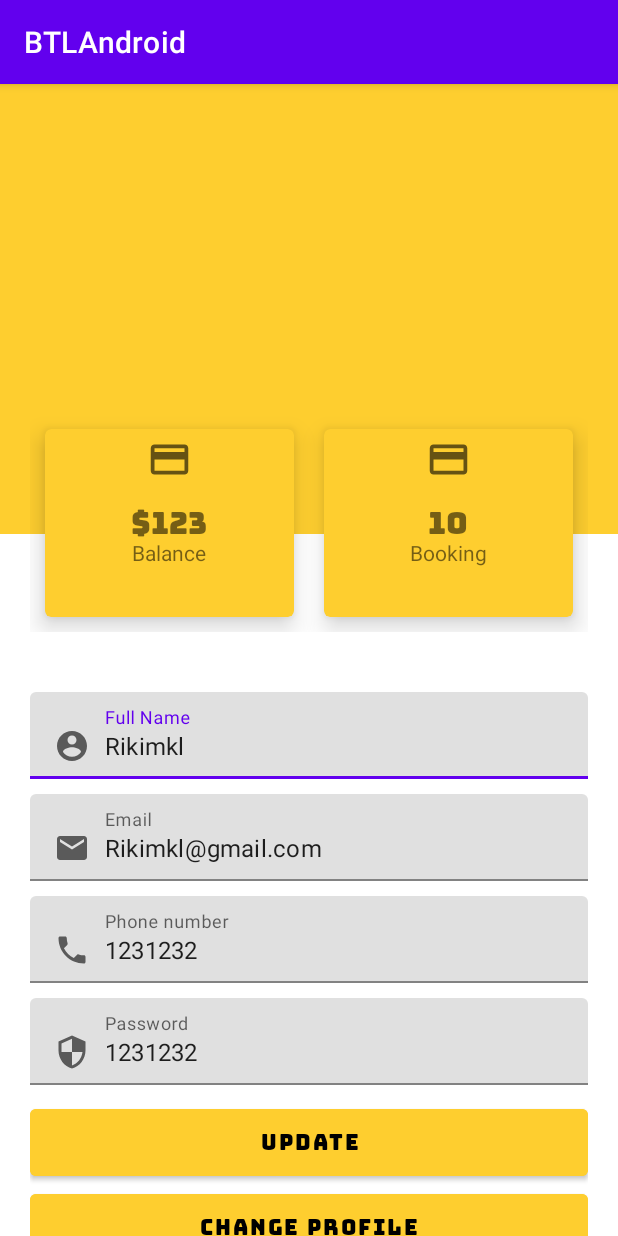
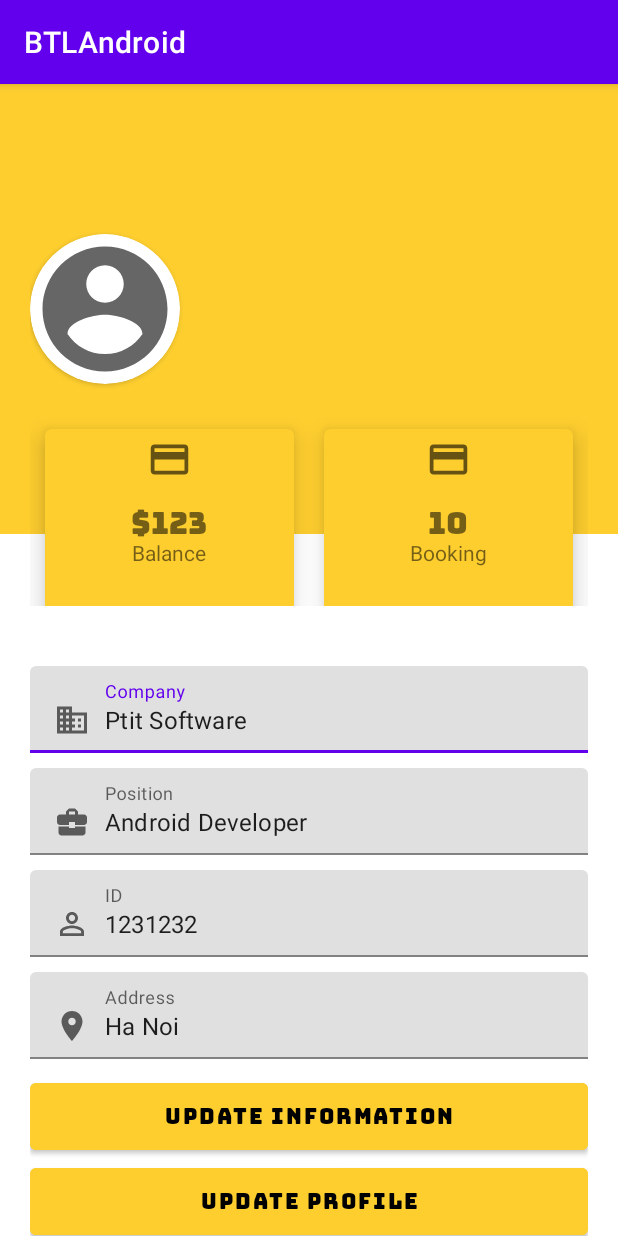
Before and after one commit to Donotknowwhy/BTLAndroid, an Android app: the screen it shows after launch once a user with an empty profile is signed in (Profile), on a phone screen of 412 x 824 dp. Run offline under Robolectric (Android 15) with nearby library versions, the phone set to English and light mode, and no system bars; our stand-ins replace Firebase (no records; nobody signed in at launch, a user with empty details on screens opened directly), Picasso.

Commit message:
change 1

```diff
--- /dev/null
+++ b/app/src/main/res/drawable/ic_baseline_business_24.xml
@@ -0,0 +1,10 @@
+<vector xmlns:android="http://schemas.android.com/apk/res/android"
+    android:width="24dp"
+    android:height="24dp"
+    android:viewportWidth="24"
+    android:viewportHeight="24"
+    android:tint="?attr/colorControlNormal">
+  <path
+      android:fillColor="@android:color/white"
+      android:pathData="M12,7L12,3L2,3v18h20L22,7L12,7zM6,19L4,19v-2h2v2zM6,15L4,15v-2h2v2zM6,11L4,11L4,9h2v2zM6,7L4,7L4,5h2v2zM10,19L8,19v-2h2v2zM10,15L8,15v-2h2v2zM10,11L8,11L8,9h2v2zM10,7L8,7L8,5h2v2zM20,19h-8v-2h2v-2h-2v-2h2v-2h-2L12,9h8v10zM18,11h-2v2h2v-2zM18,15h-2v2h2v-2z"/>
+</vector>
--- /dev/null
+++ b/app/src/main/res/drawable/ic_baseline_business_center_24.xml
@@ -0,0 +1,10 @@
+<vector xmlns:android="http://schemas.android.com/apk/res/android"
+    android:width="24dp"
+    android:height="24dp"
+    android:viewportWidth="24"
+    android:viewportHeight="24"
+    android:tint="?attr/colorControlNormal">
+  <path
+      android:fillColor="@android:color/white"
+      android:pathData="M10,16v-1L3.01,15L3,19c0,1.11 0.89,2 2,2h14c1.11,0 2,-0.89 2,-2v-4h-7v1h-4zM20,7h-4.01L15.99,5l-2,-2h-4l-2,2v2L4,7c-1.1,0 -2,0.9 -2,2v3c0,1.11 0.89,2 2,2h6v-2h4v2h6c1.1,0 2,-0.9 2,-2L22,9c0,-1.1 -0.9,-2 -2,-2zM14,7h-4L10,5h4v2z"/>
+</vector>
--- /dev/null
+++ b/app/src/main/res/drawable/ic_baseline_location_on_24.xml
@@ -0,0 +1,10 @@
+<vector xmlns:android="http://schemas.android.com/apk/res/android"
+    android:width="24dp"
+    android:height="24dp"
+    android:viewportWidth="24"
+    android:viewportHeight="24"
+    android:tint="?attr/colorControlNormal">
+  <path
+      android:fillColor="@android:color/white"
+      android:pathData="M12,2C8.13,2 5,5.13 5,9c0,5.25 7,13 7,13s7,-7.75 7,-13c0,-3.87 -3.13,-7 -7,-7zM12,11.5c-1.38,0 -2.5,-1.12 -2.5,-2.5s1.12,-2.5 2.5,-2.5 2.5,1.12 2.5,2.5 -1.12,2.5 -2.5,2.5z"/>
+</vector>
--- /dev/null
+++ b/app/src/main/res/drawable/ic_baseline_perm_identity_24.xml
@@ -0,0 +1,10 @@
+<vector xmlns:android="http://schemas.android.com/apk/res/android"
+    android:width="24dp"
+    android:height="24dp"
+    android:viewportWidth="24"
+    android:viewportHeight="24"
+    android:tint="?attr/colorControlNormal">
+  <path
+      android:fillColor="@android:color/white"
+      android:pathData="M12,5.9c1.16,0 2.1,0.94 2.1,2.1s-0.94,2.1 -2.1,2.1S9.9,9.16 9.9,8s0.94,-2.1 2.1,-2.1m0,9c2.97,0 6.1,1.46 6.1,2.1v1.1L5.9,18.1L5.9,17c0,-0.64 3.13,-2.1 6.1,-2.1M12,4C9.79,4 8,5.79 8,8s1.79,4 4,4 4,-1.79 4,-4 -1.79,-4 -4,-4zM12,13c-2.67,0 -8,1.34 -8,4v3h16v-3c0,-2.66 -5.33,-4 -8,-4z"/>
+</vector>
--- a/app/src/main/res/layout/activity_main.xml
+++ b/app/src/main/res/layout/activity_main.xml
@@ -47,9 +47,10 @@
         android:textSize="20sp"
         app:layout_constraintBottom_toBottomOf="parent"
         app:layout_constraintEnd_toEndOf="parent"
+        app:layout_constraintHorizontal_bias="0.0"
         app:layout_constraintStart_toStartOf="parent"
         app:layout_constraintTop_toBottomOf="@+id/textView2"
-        app:layout_constraintVertical_bias="0.19" />
+        app:layout_constraintVertical_bias="0.0" />
 
     <EditText
         android:id="@+id/password"
--- a/app/src/main/res/layout/activity_profile.xml
+++ b/app/src/main/res/layout/activity_profile.xml
@@ -18,11 +18,20 @@
             android:background="#fece2f"
             android:padding="20dp">
 
-            <ImageView
-                android:id="@+id/profile_image"
-                android:layout_width="100dp"
-                android:layout_height="100dp"
-                android:layout_centerVertical="true" />
+           <androidx.cardview.widget.CardView
+               android:id="@+id/cardView"
+               android:layout_width="100dp"
+               android:layout_height="100dp"
+               app:cardCornerRadius="50dp"
+               android:layout_centerVertical="true">
+               <ImageView
+                   android:id="@+id/profile_image"
+                   android:layout_width="100dp"
+                   android:layout_height="100dp"
+                   android:src="@drawable/ic_baseline_account_circle_24"
+                   android:scaleType="centerCrop"
+                    />
+           </androidx.cardview.widget.CardView>
 
             <TextView
                 android:id="@+id/name"
@@ -30,7 +39,7 @@
                 android:layout_height="wrap_content"
                 android:layout_centerVertical="true"
                 android:layout_marginLeft="10dp"
-                android:layout_toRightOf="@id/profile_image"
+                android:layout_toRightOf="@id/cardView"
                 android:fontFamily="@font/bungee"
                 android:includeFontPadding="false"
                 android:text="rikimll"
@@ -43,7 +52,7 @@
                 android:layout_below="@id/name"
                 android:layout_centerVertical="true"
                 android:layout_marginLeft="10dp"
-                android:layout_toRightOf="@id/profile_image"
+                android:layout_toRightOf="@id/cardView"
                 android:text="kiki"
                 android:textSize="14sp" />
 
@@ -51,7 +60,7 @@
 
         <LinearLayout
             android:layout_width="match_parent"
-            android:layout_height="wrap_content"
+            android:layout_height="168dp"
             android:layout_marginTop="-100dp"
             android:padding="20dp"
 
@@ -149,15 +158,15 @@
                 android:layout_width="match_parent"
                 android:layout_height="wrap_content"
                 android:layout_marginBottom="10dp"
-                android:hint="Full Name">
+                android:hint="Company">
 
                 <com.google.android.material.textfield.TextInputEditText
 
                     android:layout_width="match_parent"
                     android:layout_height="wrap_content"
-                    android:drawableLeft="@drawable/ic_baseline_account_circle_24"
+                    android:drawableLeft="@drawable/ic_baseline_business_24"
                     android:drawablePadding="10dp"
-                    android:text="Rikimkl"
+                    android:text="Ptit Software"
 
                     />
 
@@ -168,15 +177,15 @@
                 android:layout_width="match_parent"
                 android:layout_height="wrap_content"
                 android:layout_marginBottom="10dp"
-                android:hint="Email">
+                android:hint="Position">
 
                 <com.google.android.material.textfield.TextInputEditText
 
                     android:layout_width="match_parent"
                     android:layout_height="wrap_content"
-                    android:drawableLeft="@drawable/ic_baseline_email_24"
+                    android:drawableLeft="@drawable/ic_baseline_business_center_24"
                     android:drawablePadding="10dp"
-                    android:text="Rikimkl@gmail.com" />
+                    android:text="Android Developer" />
             </com.google.android.material.textfield.TextInputLayout>
 
             <com.google.android.material.textfield.TextInputLayout
@@ -184,13 +193,13 @@
                 android:layout_width="match_parent"
                 android:layout_height="wrap_content"
                 android:layout_marginBottom="10dp"
-                android:hint="Phone number">
+                android:hint="ID">
 
                 <com.google.android.material.textfield.TextInputEditText
 
                     android:layout_width="match_parent"
                     android:layout_height="wrap_content"
-                    android:drawableLeft="@drawable/ic_baseline_local_phone_24"
+                    android:drawableLeft="@drawable/ic_baseline_perm_identity_24"
                     android:drawablePadding="10dp"
                     android:text="1231232"></com.google.android.material.textfield.TextInputEditText>
             </com.google.android.material.textfield.TextInputLayout>
@@ -200,15 +209,15 @@
                 android:layout_width="match_parent"
                 android:layout_height="wrap_content"
                 android:layout_marginBottom="10dp"
-                android:hint="Password">
+                android:hint="Address">
 
                 <com.google.android.material.textfield.TextInputEditText
 
                     android:layout_width="match_parent"
                     android:layout_height="wrap_content"
-                    android:drawableLeft="@drawable/ic_baseline_security_24"
+                    android:drawableLeft="@drawable/ic_baseline_location_on_24"
                     android:drawablePadding="10dp"
-                    android:text="1231232"></com.google.android.material.textfield.TextInputEditText>
+                    android:text="Ha Noi"></com.google.android.material.textfield.TextInputEditText>
             </com.google.android.material.textfield.TextInputLayout>
 
             <Button
@@ -217,7 +226,7 @@
                 android:layout_height="wrap_content"
                 android:backgroundTint="#fece2f"
                 android:fontFamily="@font/bungee"
-                android:text="Update"
+                android:text="Update Information"
                 android:textColor="@color/black" />
 
             <Button
@@ -226,7 +235,7 @@
                 android:layout_height="wrap_content"
                 android:backgroundTint="#fece2f"
                 android:fontFamily="@font/bungee"
-                android:text="Change Profile"
+                android:text="Update Profile"
                 android:textColor="@color/black" />
 
             <Button
@@ -235,7 +244,7 @@
                 android:layout_height="wrap_content"
                 android:backgroundTint="#fece2f"
                 android:fontFamily="@font/bungee"
-                android:text="Reset password"
+                android:text="Update Password"
                 android:textColor="@color/black" />
 
             <Button
--- a/app/src/main/res/layout/activity_register.xml
+++ b/app/src/main/res/layout/activity_register.xml
@@ -53,7 +53,7 @@
         app:layout_constraintHorizontal_bias="0.0"
         app:layout_constraintStart_toStartOf="parent"
         app:layout_constraintTop_toBottomOf="@+id/textView2"
-        app:layout_constraintVertical_bias="0.146" />
+        app:layout_constraintVertical_bias="0.0" />
 
     <EditText
         android:id="@+id/Email"
```
Also changed, not shown: app/src/main/java/com/example/btlandroid/EditProfile.java (+18 -18 lines), app/src/main/java/com/example/btlandroid/Profile.java (+5 -6 lines), app/src/main/res/layout/activity_edit_profile.xml (+25 -1 lines).
